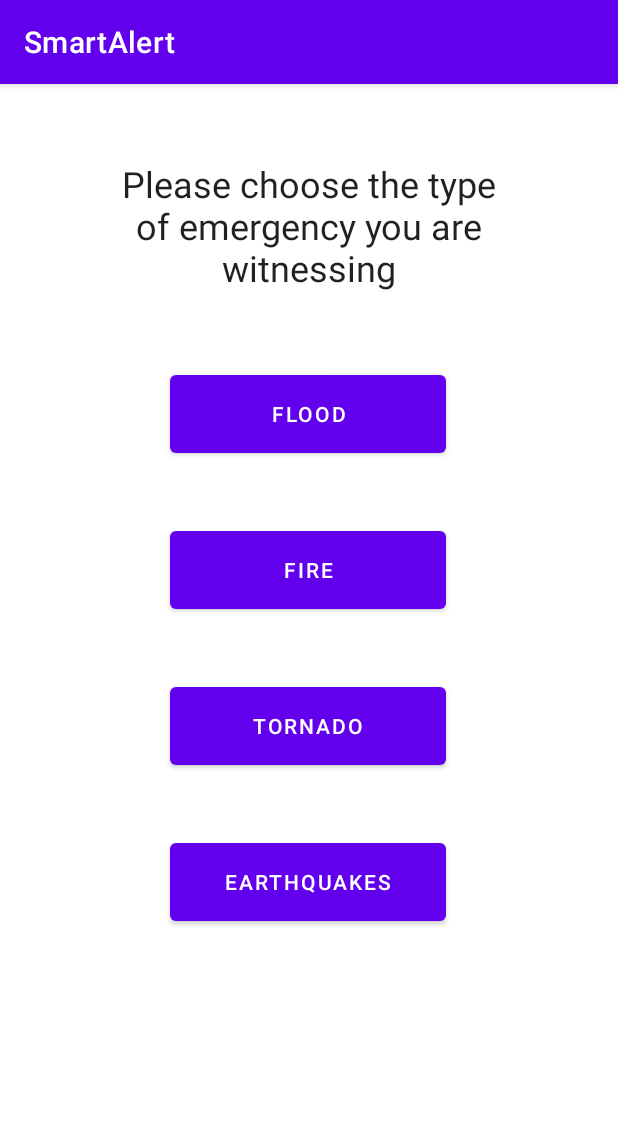
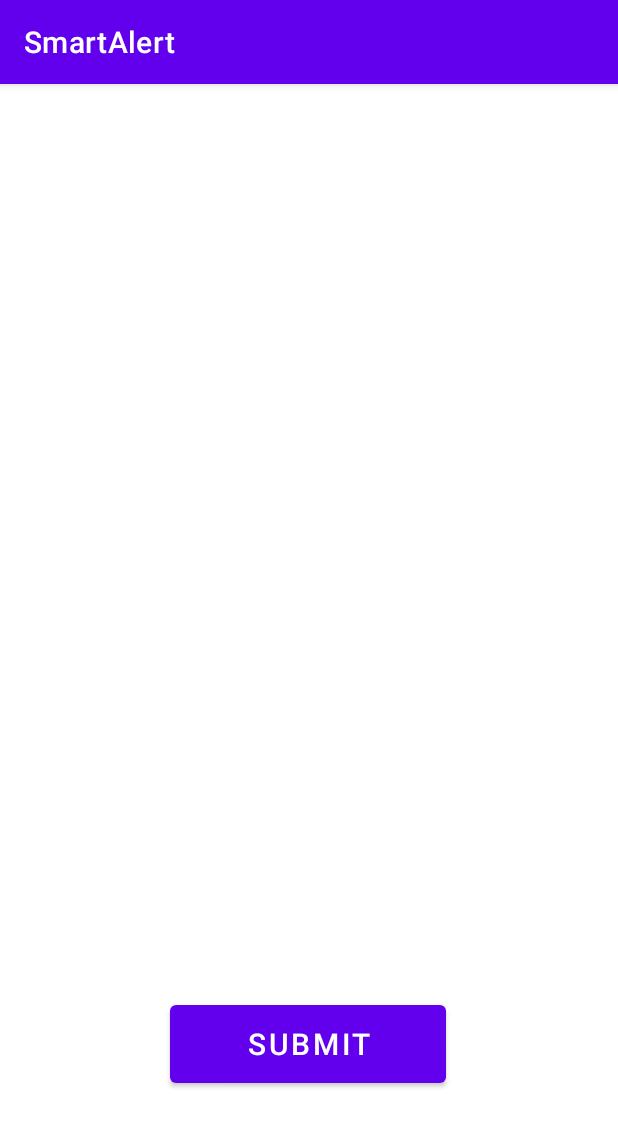
Before and after one commit to PatroklosGeorgiadis/SmartAlert, an Android app: the UserActivity screen opened directly, with no data from a screen before it, after a tap on "TORNADO", on a phone screen of 412 x 824 dp. Shown: the top 1127 px of the screen. Run offline under Robolectric (Android 15) with nearby library versions, the phone set to English and light mode, and no system bars.

Commit message:
time for submission

```diff
--- a/app/src/main/AndroidManifest.xml
+++ b/app/src/main/AndroidManifest.xml
@@ -11,6 +11,9 @@
         android:supportsRtl="true"
         android:theme="@style/Theme.SmartAlert"
         tools:targetApi="31">
+        <activity
+            android:name=".Submission"
+            android:exported="false" />
         <activity
             android:name=".UserActivity"
             android:exported="false" />
--- /dev/null
+++ b/app/src/main/java/com/example/smartalert/Submission.java
@@ -0,0 +1,14 @@
+package com.example.smartalert;
+
+import androidx.appcompat.app.AppCompatActivity;
+
+import android.os.Bundle;
+
+public class Submission extends AppCompatActivity {
+
+    @Override
+    protected void onCreate(Bundle savedInstanceState) {
+        super.onCreate(savedInstanceState);
+        setContentView(R.layout.activity_submission);
+    }
+}
--- a/app/src/main/java/com/example/smartalert/UserActivity.java
+++ b/app/src/main/java/com/example/smartalert/UserActivity.java
@@ -5,19 +5,25 @@ import androidx.appcompat.app.AppCompatActivity;
 import android.content.Intent;
 import android.os.Bundle;
 import android.view.View;
+import android.widget.Button;
 
 public class UserActivity extends AppCompatActivity {
 
+    String ID;
     @Override
     protected void onCreate(Bundle savedInstanceState) {
         super.onCreate(savedInstanceState);
         setContentView(R.layout.activity_user);
-        /*Intent prev_intent = getIntent();
-        String str = prev_intent.getStringExtra("ID");*/
-
+        Intent prev_intent = getIntent();
+        ID = prev_intent.getStringExtra("ID");
     }
 
     public void go_submission(View view) {
-
+        Button btn = (Button) view;
+        String emergency = btn.getText().toString();
+        Intent intent = new Intent(UserActivity.this, Submission.class);
+        intent.putExtra("ID", ID);
+        intent.putExtra("Emergency", emergency);
+        startActivity(intent);
     }
 }
--- /dev/null
+++ b/app/src/main/res/layout/activity_submission.xml
@@ -0,0 +1,20 @@
+<?xml version="1.0" encoding="utf-8"?>
+<androidx.constraintlayout.widget.ConstraintLayout xmlns:android="http://schemas.android.com/apk/res/android"
+    xmlns:app="http://schemas.android.com/apk/res-auto"
+    xmlns:tools="http://schemas.android.com/tools"
+    android:layout_width="match_parent"
+    android:layout_height="match_parent"
+    tools:context=".Submission">
+
+    <Button
+        android:id="@+id/button9"
+        android:layout_width="184dp"
+        android:layout_height="64dp"
+        android:layout_marginBottom="96dp"
+        android:text="@string/submit"
+        android:textSize="20sp"
+        app:layout_constraintBottom_toBottomOf="parent"
+        app:layout_constraintEnd_toEndOf="parent"
+        app:layout_constraintHorizontal_bias="0.497"
+        app:layout_constraintStart_toStartOf="parent" />
+</androidx.constraintlayout.widget.ConstraintLayout>
--- a/app/src/main/res/values/strings.xml
+++ b/app/src/main/res/values/strings.xml
@@ -7,10 +7,11 @@
     <string name="sign_up_tip">If you don\'t have an account, Sign up instead</string>
     <string name="enter_your_role">Enter your role</string>
     <string name="tornado">Tornado</string>
-    <string name="earthquakes">Earthquakes</string>
+    <string name="earthquakes">Earthquake</string>
     <string name="fire">Fire</string>
     <string name="flood">Flood</string>
     <string name="choosing_natural_disaster">Please choose the type of emergency you are witnessing</string>
+    <string name="submit">Submit</string>
     <string-array name="roles_array">
         <item>User</item>
         <item>Employee</item>
```
Also changed, not shown: app/src/main/res/layout/activity_user.xml (+10 -2 lines).
